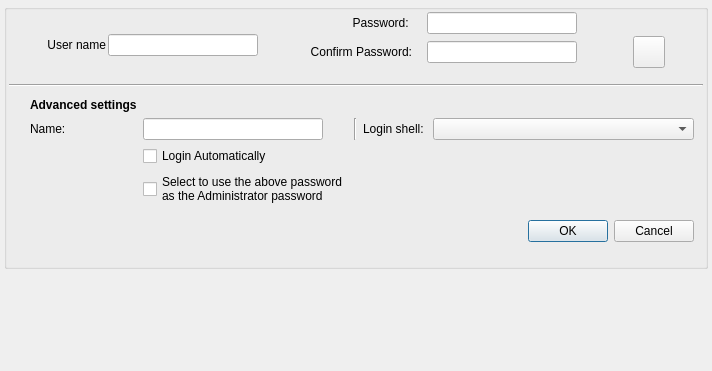
Old version of the form src/modules/users/adduserdialog.ui in the repository calamares/calamares.
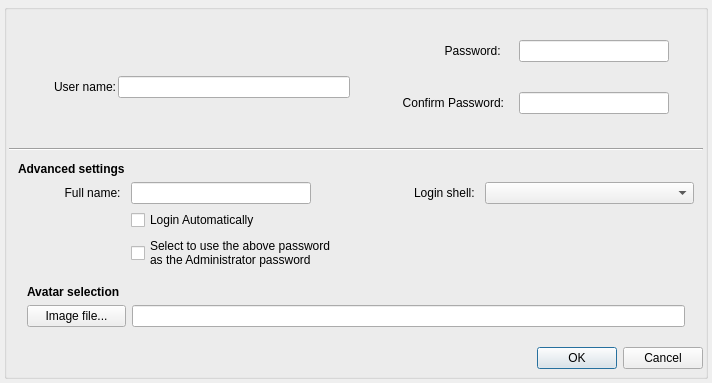
New version of the form. Icons and pictures are not drawn.

Commit message: Add UI to select an avatar from image files.

The edit to the form file:
```diff
--- a/src/modules/users/adduserdialog.ui
+++ b/src/modules/users/adduserdialog.ui
@@ -7,7 +7,7 @@
     <x>0</x>
     <y>0</y>
     <width>712</width>
-    <height>371</height>
+    <height>383</height>
    </rect>
   </property>
   <property name="sizePolicy">
@@ -58,7 +58,7 @@
       </property>
       <item>
        <layout class="QGridLayout" name="gridLayout">
-        <item row="0" column="3" rowspan="3">
+        <item row="0" column="2" rowspan="3">
          <widget class="QLabel" name="label_2">
           <property name="text">
            <string>Password: </string>
@@ -68,7 +68,7 @@
           </property>
          </widget>
         </item>
-        <item row="0" column="4" rowspan="4">
+        <item row="0" column="3" rowspan="4">
          <spacer name="horizontalSpacer_7">
           <property name="orientation">
            <enum>Qt::Horizontal</enum>
@@ -84,20 +84,7 @@
           </property>
          </spacer>
         </item>
-        <item row="0" column="0" rowspan="4">
-         <spacer name="horizontalSpacer_4">
-          <property name="orientation">
-           <enum>Qt::Horizontal</enum>
-          </property>
-          <property name="sizeHint" stdset="0">
-           <size>
-            <width>40</width>
-            <height>20</height>
-           </size>
-          </property>
-         </spacer>
-        </item>
-        <item row="3" column="3">
+        <item row="3" column="2">
          <widget class="QLabel" name="label_3">
           <property name="text">
            <string>Confirm Password:</string>
@@ -107,7 +94,7 @@
           </property>
          </widget>
         </item>
-        <item row="1" column="1" rowspan="4">
+        <item row="1" column="0" rowspan="4">
          <layout class="QVBoxLayout" name="userNameLayout">
           <item>
            <layout class="QHBoxLayout" name="horizontalLayout">
@@ -117,10 +104,23 @@
             <property name="bottomMargin">
              <number>5</number>
             </property>
+            <item>
+             <spacer name="verticalSpacer_2">
+              <property name="orientation">
+               <enum>Qt::Vertical</enum>
+              </property>
+              <property name="sizeHint" stdset="0">
+               <size>
+                <width>45</width>
+                <height>40</height>
+               </size>
+              </property>
+             </spacer>
+            </item>
             <item>
              <widget class="QLabel" name="label">
               <property name="text">
-               <string>User name</string>
+               <string>User name:</string>
               </property>
               <property name="alignment">
                <set>Qt::AlignRight|Qt::AlignTrailing|Qt::AlignVCenter</set>
@@ -174,7 +174,7 @@
           </item>
          </layout>
         </item>
-        <item row="3" column="5" colspan="2">
+        <item row="3" column="4" colspan="2">
          <widget class="QLineEdit" name="confirmPassLine">
           <property name="minimumSize">
            <size>
@@ -184,7 +184,7 @@
           </property>
          </widget>
         </item>
-        <item row="0" column="5" rowspan="3" colspan="2">
+        <item row="0" column="4" rowspan="3" colspan="2">
          <widget class="QLineEdit" name="passLine">
           <property name="minimumSize">
            <size>
@@ -194,7 +194,7 @@
           </property>
          </widget>
         </item>
-        <item row="0" column="7" rowspan="4" colspan="2">
+        <item row="0" column="6" rowspan="4" colspan="2">
          <widget class="QLabel" name="confirmPwCheck">
           <property name="minimumSize">
            <size>
@@ -213,63 +213,7 @@
           </property>
          </widget>
         </item>
-        <item row="0" column="11" rowspan="4">
-         <spacer name="horizontalSpacer_5">
-          <property name="orientation">
-           <enum>Qt::Horizontal</enum>
-          </property>
-          <property name="sizeHint" stdset="0">
-           <size>
-            <width>40</width>
-            <height>20</height>
-           </size>
-          </property>
-         </spacer>
-        </item>
-        <item row="0" column="9" rowspan="4">
-         <spacer name="horizontalSpacer_3">
-          <property name="orientation">
-           <enum>Qt::Horizontal</enum>
-          </property>
-          <property name="sizeType">
-           <enum>QSizePolicy::Fixed</enum>
-          </property>
-          <property name="sizeHint" stdset="0">
-           <size>
-            <width>20</width>
-            <height>20</height>
-           </size>
-          </property>
-         </spacer>
-        </item>
-        <item row="3" column="10">
-         <widget class="QPushButton" name="userDetails">
-          <property name="minimumSize">
-           <size>
-            <width>32</width>
-            <height>32</height>
-           </size>
-          </property>
-          <property name="maximumSize">
-           <size>
-            <width>32</width>
-            <height>32</height>
-           </size>
-          </property>
-          <property name="toolTip">
-           <string>Include more information about this user.</string>
-          </property>
-          <property name="text">
-           <string/>
-          </property>
-          <property name="icon">
-           <iconset resource="../netinstall/netinstall.qrc">
-            <normaloff>:/images/arrow-up.png</normaloff>
-            <activeon>:/images/arrow-down.png</activeon>:/images/arrow-up.png</iconset>
-          </property>
-         </widget>
-        </item>
-        <item row="0" column="2" rowspan="4">
+        <item row="0" column="1" rowspan="4">
          <spacer name="horizontalSpacer">
           <property name="orientation">
            <enum>Qt::Horizontal</enum>
@@ -313,34 +257,7 @@
       <item>
        <widget class="QWidget" name="extWidget" native="true">
         <layout class="QGridLayout" name="gridLayout_2">
-         <item row="1" column="7">
-          <widget class="QComboBox" name="loginShellSelection"/>
-         </item>
-         <item row="1" column="2">
-          <widget class="QLabel" name="label_4">
-           <property name="text">
-            <string>Name: </string>
-           </property>
-          </widget>
-         </item>
-         <item row="1" column="3" colspan="2">
-          <widget class="QLineEdit" name="nameLine">
-           <property name="maximumSize">
-            <size>
-             <width>180</width>
-             <height>16777215</height>
-            </size>
-           </property>
-          </widget>
-         </item>
-         <item row="1" column="6">
-          <widget class="QLabel" name="label_5">
-           <property name="text">
-            <string>Login shell: </string>
-           </property>
-          </widget>
-         </item>
-         <item row="3" column="3" colspan="2">
+         <item row="3" column="1">
           <widget class="QCheckBox" name="rootUsesUserPwCheckBox">
            <property name="text">
             <string>Select to use the above password
@@ -348,60 +265,10 @@
            </property>
           </widget>
          </item>
-         <item row="2" column="3" colspan="2">
-          <widget class="QCheckBox" name="autoLoginCheckBox">
-           <property name="text">
-            <string>Login Automatically</string>
-           </property>
-          </widget>
+         <item row="1" column="4" colspan="3">
+          <widget class="QComboBox" name="loginShellSelection"/>
          </item>
-         <item row="4" column="7">
-          <widget class="QDialogButtonBox" name="dialogButtonBox">
-           <property name="standardButtons">
-            <set>QDialogButtonBox::Cancel|QDialogButtonBox::Ok</set>
-           </property>
-          </widget>
-         </item>
-         <item row="1" column="5">
-          <widget class="Line" name="line_3">
-           <property name="orientation">
-            <enum>Qt::Vertical</enum>
-           </property>
-          </widget>
-         </item>
-         <item row="4" column="0" colspan="7">
-          <widget class="QWidget" name="rootPwWidget" native="true">
-           <layout class="QGridLayout" name="gridLayout_4">
-            <item row="0" column="0">
-             <spacer name="horizontalSpacer_9">
-              <property name="orientation">
-               <enum>Qt::Horizontal</enum>
-              </property>
-              <property name="sizeHint" stdset="0">
-               <size>
-                <width>40</width>
-                <height>20</height>
-               </size>
-              </property>
-             </spacer>
-            </item>
-            <item row="0" column="1">
-             <spacer name="horizontalSpacer_11">
-              <property name="orientation">
-               <enum>Qt::Horizontal</enum>
-              </property>
-              <property name="sizeHint" stdset="0">
-               <size>
-                <width>40</width>
-                <height>20</height>
-               </size>
-              </property>
-             </spacer>
-            </item>
-           </layout>
-          </widget>
-         </item>
-         <item row="0" column="2">
+         <item row="0" column="0">
           <widget class="QLabel" name="label_6">
            <property name="font">
             <font>
@@ -414,9 +281,76 @@
            </property>
           </widget>
          </item>
+         <item row="1" column="0">
+          <widget class="QLabel" name="label_4">
+           <property name="text">
+            <string>              Full name: </string>
+           </property>
+          </widget>
+         </item>
+         <item row="2" column="1">
+          <widget class="QCheckBox" name="autoLoginCheckBox">
+           <property name="text">
+            <string>Login Automatically</string>
+           </property>
+          </widget>
+         </item>
+         <item row="4" column="0" colspan="7">
+          <widget class="QWidget" name="avatarSelectionWidget" native="true">
+           <layout class="QGridLayout" name="gridLayout_4">
+            <item row="0" column="0">
+             <widget class="QLabel" name="label_7">
+              <property name="font">
+               <font>
+                <weight>75</weight>
+                <bold>true</bold>
+               </font>
+              </property>
+              <property name="text">
+               <string>Avatar selection</string>
+              </property>
+             </widget>
+            </item>
+            <item row="1" column="2">
+             <widget class="QLineEdit" name="avatarFileLine"/>
+            </item>
+            <item row="1" column="0" colspan="2">
+             <widget class="QPushButton" name="selectImageButton">
+              <property name="text">
+               <string>Image file...</string>
+              </property>
+             </widget>
+            </item>
+           </layout>
+          </widget>
+         </item>
+         <item row="1" column="3">
+          <widget class="QLabel" name="label_5">
+           <property name="text">
+            <string>Login shell: </string>
+           </property>
+          </widget>
+         </item>
+         <item row="1" column="1">
+          <widget class="QLineEdit" name="nameLine">
+           <property name="maximumSize">
+            <size>
+             <width>180</width>
+             <height>16777215</height>
+            </size>
+           </property>
+          </widget>
+         </item>
         </layout>
        </widget>
       </item>
+      <item>
+       <widget class="QDialogButtonBox" name="dialogButtonBox">
+        <property name="standardButtons">
+         <set>QDialogButtonBox::Cancel|QDialogButtonBox::Ok</set>
+        </property>
+       </widget>
+      </item>
       <item>
        <spacer name="verticalSpacer">
         <property name="orientation">
@@ -436,22 +370,6 @@
      </layout>
     </widget>
    </item>
-   <item>
-    <spacer name="verticalSpacer_2">
-     <property name="orientation">
-      <enum>Qt::Vertical</enum>
-     </property>
-     <property name="sizeType">
-      <enum>QSizePolicy::Expanding</enum>
-     </property>
-     <property name="sizeHint" stdset="0">
-      <size>
-       <width>1</width>
-       <height>1</height>
-      </size>
-     </property>
-    </spacer>
-   </item>
   </layout>
  </widget>
  <tabstops>
```
Left out of the diff: 7 changed lines with no effect on the pictures. The commit also changes 2 other files.
